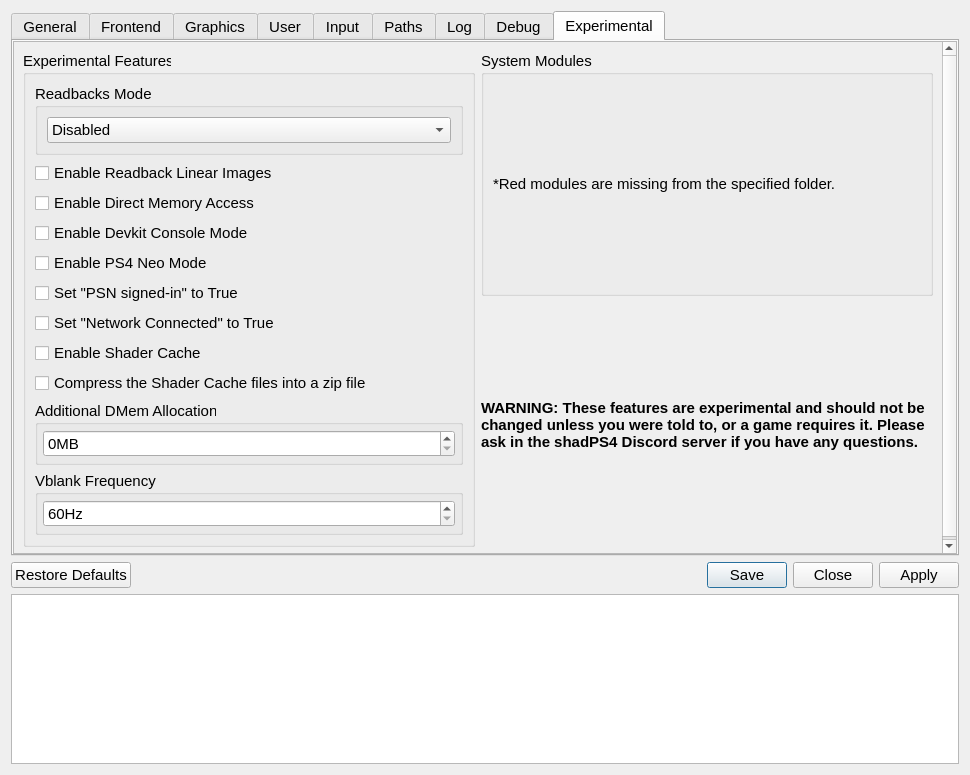
First picture: the form in src/qt_gui/settings_dialog.ui, repository shadps4-emu/shadps4-qtlauncher, before the edit.
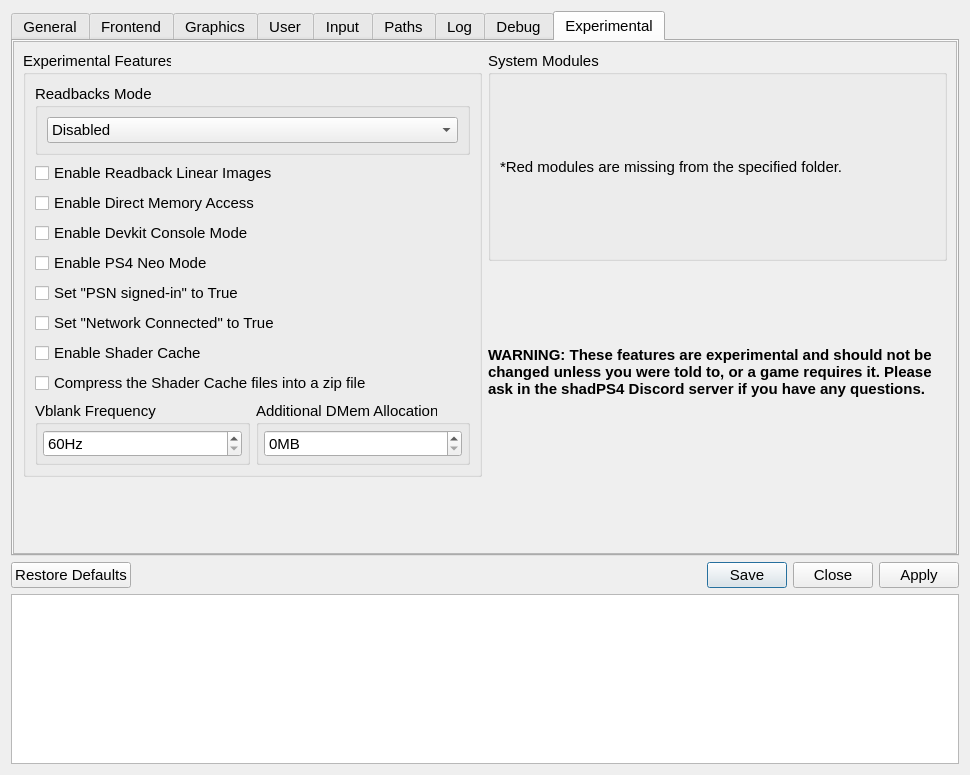
Second picture: the form after the edit. Icons and pictures are not drawn.

Commit message: resolve conflict

The edit to the form file:
```diff
--- a/src/qt_gui/settings_dialog.ui
+++ b/src/qt_gui/settings_dialog.ui
@@ -2386,7 +2386,7 @@
          <x>0</x>
          <y>0</y>
          <width>946</width>
-         <height>500</height>
+         <height>476</height>
         </rect>
        </property>
        <property name="sizePolicy">
@@ -2512,6 +2512,78 @@
                 </widget>
                </item>
                <item>
+                <layout class="QHBoxLayout" name="horizontalLayout_11">
+                 <property name="spacing">
+                  <number>6</number>
+                 </property>
+                 <property name="topMargin">
+                  <number>0</number>
+                 </property>
+                 <item>
+                  <widget class="QGroupBox" name="heightDivider">
+                   <property name="sizePolicy">
+                    <sizepolicy hsizetype="Preferred" vsizetype="Preferred">
+                     <horstretch>0</horstretch>
+                     <verstretch>0</verstretch>
+                    </sizepolicy>
+                   </property>
+                   <property name="title">
+                    <string>Vblank Frequency</string>
+                   </property>
+                   <layout class="QVBoxLayout" name="vblankLayout">
+                    <property name="spacing">
+                     <number>5</number>
+                    </property>
+                    <property name="leftMargin">
+                     <number>5</number>
+                    </property>
+                    <property name="topMargin">
+                     <number>5</number>
+                    </property>
+                    <property name="rightMargin">
+                     <number>5</number>
+                    </property>
+                    <property name="bottomMargin">
+                     <number>5</number>
+                    </property>
+                    <item>
+                     <widget class="QSpinBox" name="vblankSpinBox">
+                      <property name="frame">
+                       <bool>true</bool>
+                      </property>
+                      <property name="alignment">
+                       <set>Qt::AlignmentFlag::AlignLeading|Qt::AlignmentFlag::AlignLeft|Qt::AlignmentFlag::AlignVCenter</set>
+                      </property>
+                      <property name="specialValueText">
+                       <string/>
+                      </property>
+                      <property name="accelerated">
+                       <bool>true</bool>
+                      </property>
+                      <property name="correctionMode">
+                       <enum>QAbstractSpinBox::CorrectionMode::CorrectToNearestValue</enum>
+                      </property>
+                      <property name="keyboardTracking">
+                       <bool>false</bool>
+                      </property>
+                      <property name="suffix">
+                       <string notr="true">Hz</string>
+                      </property>
+                      <property name="minimum">
+                       <number>60</number>
+                      </property>
+                      <property name="maximum">
+                       <number>9999</number>
+                      </property>
+                      <property name="value">
+                       <number>60</number>
+                      </property>
+                     </widget>
+                    </item>
+                   </layout>
+                  </widget>
+                 </item>
+                 <item>
                 <widget class="QGroupBox" name="dmemGroupBox">
                  <property name="title">
                   <string>Additional DMem Allocation</string>
@@ -2569,69 +2641,7 @@
                  </layout>
                 </widget>
                </item>
-               <item>
-                <widget class="QGroupBox" name="heightDivider">
-                 <property name="sizePolicy">
-                  <sizepolicy hsizetype="Preferred" vsizetype="Preferred">
-                   <horstretch>0</horstretch>
-                   <verstretch>0</verstretch>
-                  </sizepolicy>
-                 </property>
-                 <property name="title">
-                  <string>Vblank Frequency</string>
-                 </property>
-                 <layout class="QVBoxLayout" name="vblankLayout">
-                  <property name="spacing">
-                   <number>5</number>
-                  </property>
-                  <property name="leftMargin">
-                   <number>5</number>
-                  </property>
-                  <property name="topMargin">
-                   <number>5</number>
-                  </property>
-                  <property name="rightMargin">
-                   <number>5</number>
-                  </property>
-                  <property name="bottomMargin">
-                   <number>5</number>
-                  </property>
-                  <item>
-                   <widget class="QSpinBox" name="vblankSpinBox">
-                    <property name="frame">
-                     <bool>true</bool>
-                    </property>
-                    <property name="alignment">
-                     <set>Qt::AlignmentFlag::AlignLeading|Qt::AlignmentFlag::AlignLeft|Qt::AlignmentFlag::AlignVCenter</set>
-                    </property>
-                    <property name="specialValueText">
-                     <string/>
-                    </property>
-                    <property name="accelerated">
-                     <bool>true</bool>
-                    </property>
-                    <property name="correctionMode">
-                     <enum>QAbstractSpinBox::CorrectionMode::CorrectToNearestValue</enum>
-                    </property>
-                    <property name="keyboardTracking">
-                     <bool>false</bool>
-                    </property>
-                    <property name="suffix">
-                     <string notr="true">Hz</string>
-                    </property>
-                    <property name="minimum">
-                     <number>60</number>
-                    </property>
-                    <property name="maximum">
-                     <number>9999</number>
-                    </property>
-                    <property name="value">
-                     <number>60</number>
-                    </property>
-                   </widget>
-                  </item>
-                 </layout>
-                </widget>
+                </layout>
                </item>
               </layout>
              </widget>
```
Left out of the diff: 36 changed lines with no effect on the pictures. Lines whose indentation alone changed are shown as unchanged.
